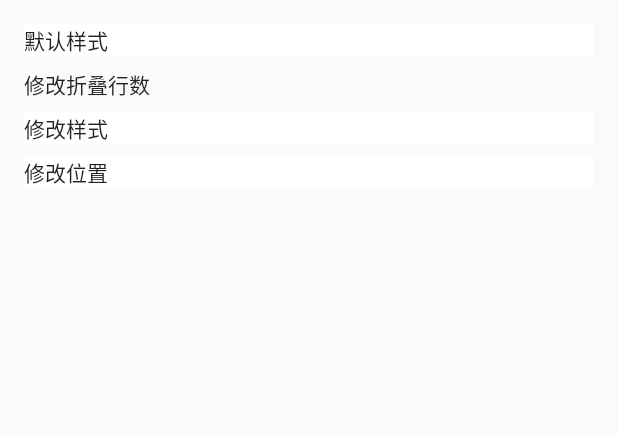
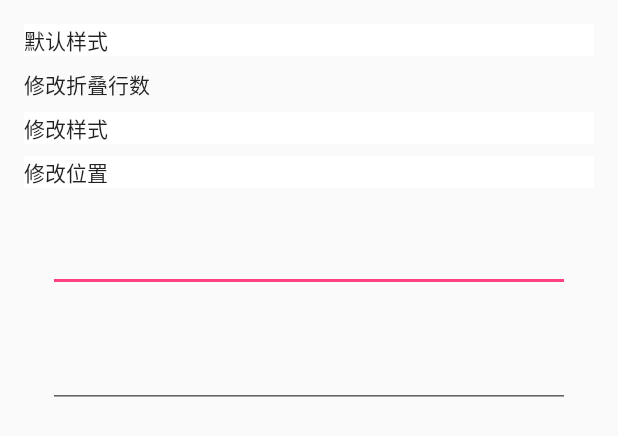
Before and after one commit to xieenqi/KotlinLearn, an Android app: the layout activity_collapsed_text_view.xml on its own in the app's theme, with its tools: preview values and no code run, on a phone screen of 412 x 824 dp. Shown: the top 436 px of the screen. Run offline under Robolectric (Android 15) with nearby library versions, the phone set to English and light mode, and no system bars.

Commit message:
自定义 封装 ClearEditText

```diff
--- a/app/src/main/res/layout/activity_collapsed_text_view.xml
+++ b/app/src/main/res/layout/activity_collapsed_text_view.xml
@@ -63,5 +63,17 @@
         <!--android:text="使用图片 !"-->
         <!--app:collapsedDrawable="@drawable/arrow_up"-->
         <!--app:expandedDrawable="@drawable/arrow_down" />-->
+
+        <com.library.widget.ClearEditText
+            android:layout_width="match_parent"
+            android:layout_height="wrap_content"
+            android:layout_margin="@dimen/activity_horizontal_margin" />
+
+        <com.library.widget.ClearEditText
+            android:layout_width="match_parent"
+            android:layout_height="wrap_content"
+            android:layout_margin="@dimen/activity_horizontal_margin" />
+
+
     </LinearLayout>
 </ScrollView>
--- /dev/null
+++ b/library/src/main/java/com/library/widget/ClearEditText.java
@@ -0,0 +1,121 @@
+package com.library.widget;
+
+import android.animation.AnimatorSet;
+import android.animation.ValueAnimator;
+import android.content.Context;
+import android.graphics.drawable.Drawable;
+import android.graphics.drawable.RotateDrawable;
+import android.support.v7.widget.AppCompatEditText;
+import android.util.AttributeSet;
+import android.view.MotionEvent;
+import android.view.animation.AccelerateDecelerateInterpolator;
+
+import com.library.R;
+
+/**
+ * 带清理全部文字的 按钮 的editText
+ * Created by qiqi on 17/3/24.
+ */
+
+public class ClearEditText extends AppCompatEditText {
+
+    RotateDrawable drawableRotate;
+    private ValueAnimator alphaAnimator = ValueAnimator.ofInt(0, 255);
+    private ValueAnimator rotateAnimator = ValueAnimator.ofInt(0, 10000);
+
+    private ValueAnimator alphaAnimator2 = ValueAnimator.ofInt(255, 0);
+    private ValueAnimator rotateAnimator2 = ValueAnimator.ofInt(10000, 0);
+
+    public ClearEditText(Context context) {
+        this(context, null);
+    }
+
+    public ClearEditText(Context context, AttributeSet attrs) {
+        this(context, attrs, R.attr.editTextStyle);
+    }
+
+    public ClearEditText(Context context, AttributeSet attrs, int defStyleAttr) {
+        super(context, attrs, defStyleAttr);
+        init();
+    }
+
+    private void init() {
+        setIconVisible(false, getCompoundDrawables());
+    }
+
+    private void setIconVisible(boolean b, Drawable[] drawables) {
+        if (b) {
+            setCompoundDrawablesWithIntrinsicBounds(drawables[0], drawables[1], getResources().
+                    getDrawable(R.drawable.edit_delete), drawables[3]);
+            drawableRotate = (RotateDrawable) getCompoundDrawables()[2];
+        } else {
+            setCompoundDrawablesWithIntrinsicBounds(drawables[0], drawables[1], null, drawables[3]);
+        }
+    }
+
+    @Override
+    protected void onTextChanged(CharSequence s, int start, int before, int lengthAfter) {
+        if (s.length() == 0 && before > 0) {
+            //从有文字删除到无文字的时候
+            startAnimatorSetResver();
+            return;
+        }
+        if (start == 0 && s.length() > 0) {
+            //从无文字到有文字
+            setIconVisible(true, getCompoundDrawables());
+            setAnimator();
+            startAnimatorSet();
+        }
+    }
+
+    private void setAnimator() {
+        alphaAnimator.setDuration(1000);
+        alphaAnimator.setInterpolator(new AccelerateDecelerateInterpolator());
+        alphaAnimator.addUpdateListener(new ValueAnimator.AnimatorUpdateListener() {
+            @Override
+            public void onAnimationUpdate(ValueAnimator animation) {
+                drawableRotate.setAlpha((Integer) animation.getAnimatedValue());
+            }
+        });
+
+        rotateAnimator.setDuration(1000);
+        rotateAnimator.setInterpolator(new AccelerateDecelerateInterpolator());
+        rotateAnimator.addUpdateListener(new ValueAnimator.AnimatorUpdateListener() {
+            @Override
+            public void onAnimationUpdate(ValueAnimator animation) {
+                drawableRotate.setLevel((Integer) animation.getAnimatedValue());
+            }
+        });
+    }
+
+    private void startAnimatorSet() {
+        AnimatorSet setVisible = new AnimatorSet();
+        setVisible.playTogether(alphaAnimator, rotateAnimator);
+        setVisible.start();
+    }
+
+    private void startAnimatorSetResver() {
+//        AnimatorSet setVisible = new AnimatorSet();
+//        setVisible.playTogether(alphaAnimator2, rotateAnimator2);
+//        setVisible.start();
+        setIconVisible(false, getCompoundDrawables());
+    }
+
+    @Override
+    public boolean onTouchEvent(MotionEvent event) {
+
+        switch (event.getAction()) {
+
+            case MotionEvent.ACTION_UP:
+                if (getCompoundDrawables()[2] != null) {
+                    if (getWidth() - getTotalPaddingRight() < event.getX() &&
+                            getWidth() - getPaddingRight() > event.getX()) {
+                        this.setText("");
+//                        Log.d("点击了图片", "图片");
+                    }
+                }
+                break;
+        }
+        return super.onTouchEvent(event);
+    }
+}
--- /dev/null
+++ b/library/src/main/res/drawable/edit_delete.xml
@@ -0,0 +1,9 @@
+<?xml version="1.0" encoding="utf-8"?>
+<rotate xmlns:android="http://schemas.android.com/apk/res/android"
+    android:drawable="@drawable/edt_delete_botton"
+    android:fromDegrees="0"
+    android:pivotX="50%"
+    android:pivotY="50%"
+    android:toDegrees="225">
+
+</rotate>
--- /dev/null
+++ b/library/src/main/res/drawable/edt_delete_botton.xml
@@ -0,0 +1,18 @@
+<?xml version="1.0" encoding="utf-8"?>
+<vector xmlns:android="http://schemas.android.com/apk/res/android"
+    android:width="16dp"
+    android:height="16dp"
+    android:viewportHeight="16"
+    android:viewportWidth="16">
+    <!--这个图标是正方形，边长是16dp线条宽度3dp，然后做了一个十字型，大概是这个样子-->
+
+    <path
+        android:pathData="M 0 8 L 16 8"
+        android:strokeColor="#2c2c2c"
+        android:strokeWidth="3" />
+    <path
+        android:pathData="M 8 0 L 8 16"
+        android:strokeColor="#2c2c2c"
+        android:strokeWidth="3" />
+
+</vector>
```
Lines whose indentation alone changed are shown as unchanged.
